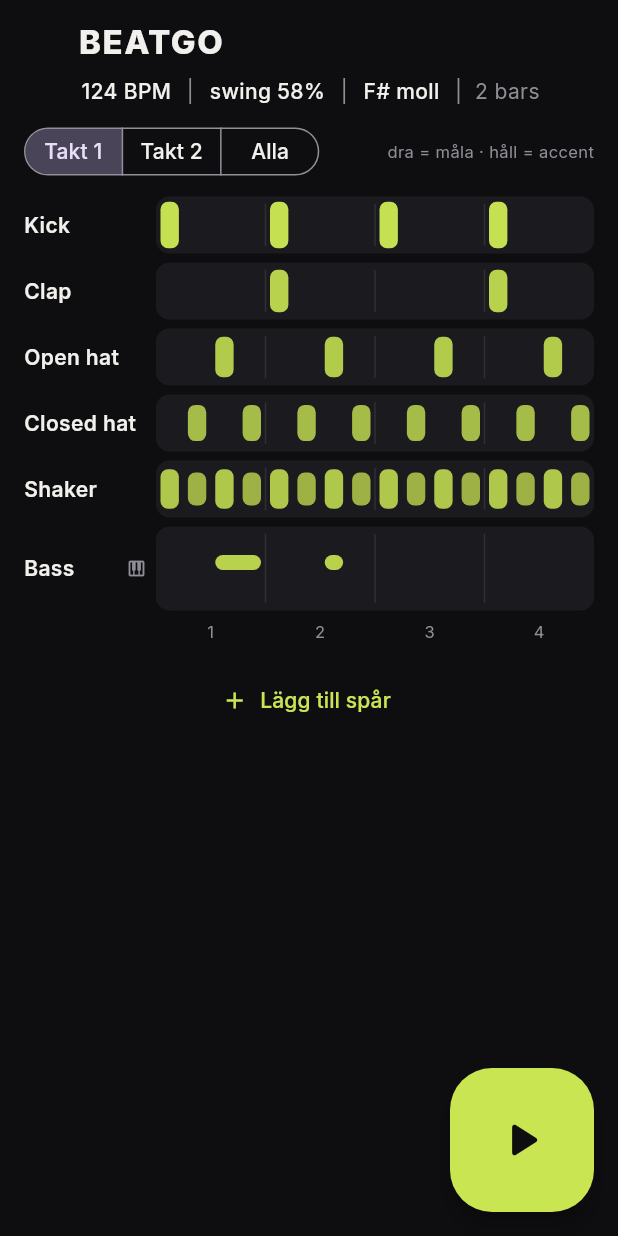
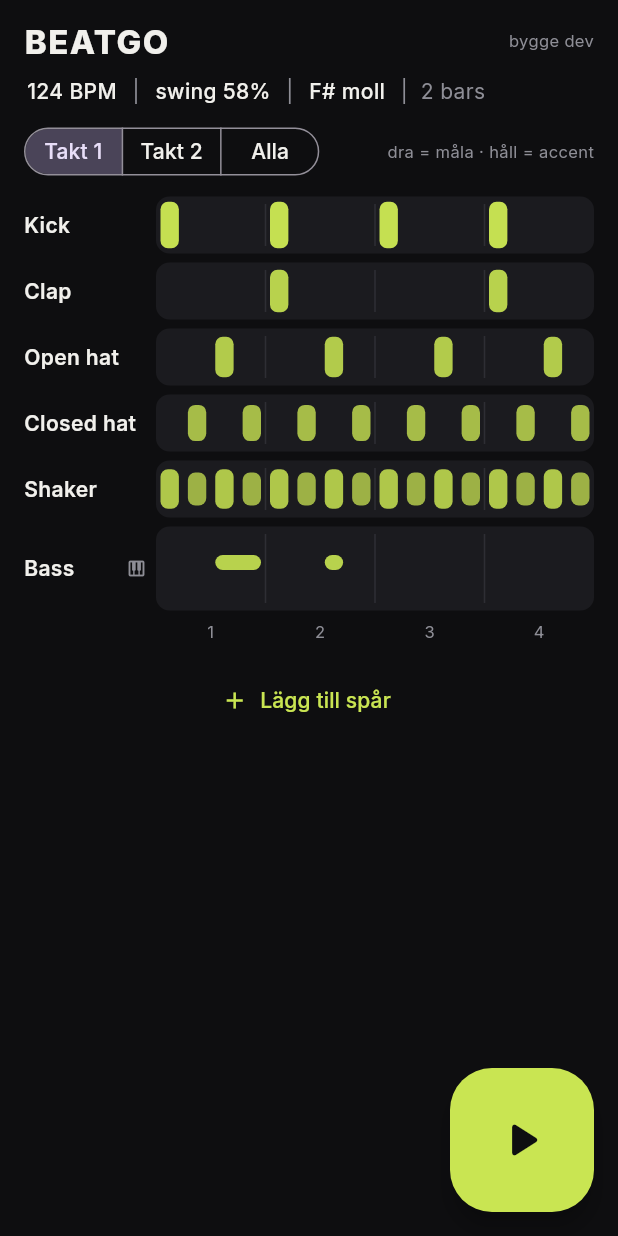
Before and after one commit to AbrahamLink99/beatgo, a Flutter app: the screen it shows after launch, on a phone screen of 412 x 824 dp. Run offline on Flutter 3.47's test engine with Material 3 defaults, Android fonts, the phone set to English and light mode, and no system bars; our stand-ins replace google_fonts, permission_handler, shared_preferences; missing offline and left inert: flutter_soloud.

Commit message:
Show build number in app; unique versionCode per CI build
Co-Authored-By: Claude Fable 5.1 <noreply@anthropic.com>
Claude-Session: https://claude.ai/code/session_01B7qFYYarpnarM9qhWtBMBp

```diff
--- a/lib/ui/sequencer_screen.dart
+++ b/lib/ui/sequencer_screen.dart
@@ -534,7 +534,11 @@ class _Header extends StatelessWidget {
     return Padding(
       padding: const EdgeInsets.fromLTRB(16, 12, 16, 6),
       child: Column(crossAxisAlignment: CrossAxisAlignment.start, children: [
-        const Text('BEATGO', style: TextStyle(fontSize: 22, fontWeight: FontWeight.w800, letterSpacing: 1)),
+        const Row(children: [
+          Text('BEATGO', style: TextStyle(fontSize: 22, fontWeight: FontWeight.w800, letterSpacing: 1)),
+          Spacer(),
+          Text('bygge ${String.fromEnvironment('BUILD', defaultValue: 'dev')}', style: TextStyle(fontSize: 11, color: Bg.muted)),
+        ]),
         const SizedBox(height: 4),
         Wrap(crossAxisAlignment: WrapCrossAlignment.center, children: [
           _Tap(
```
Also changed, not shown: 1 other file.
